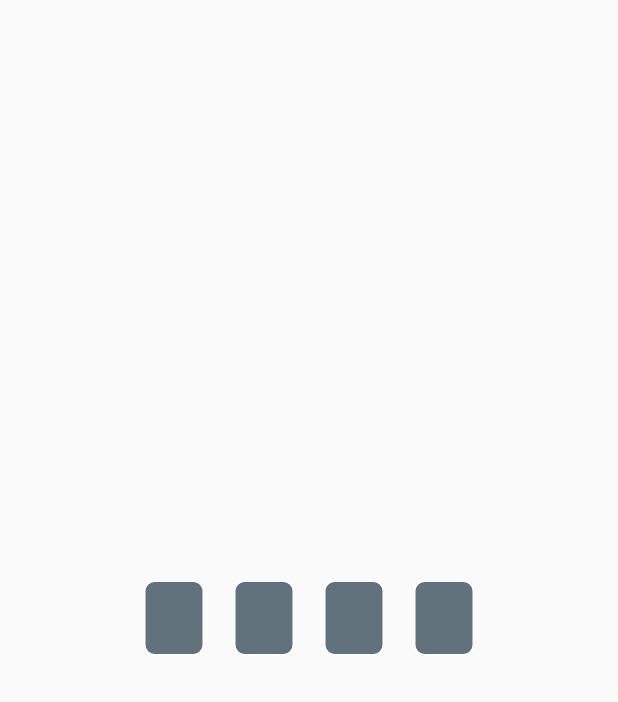
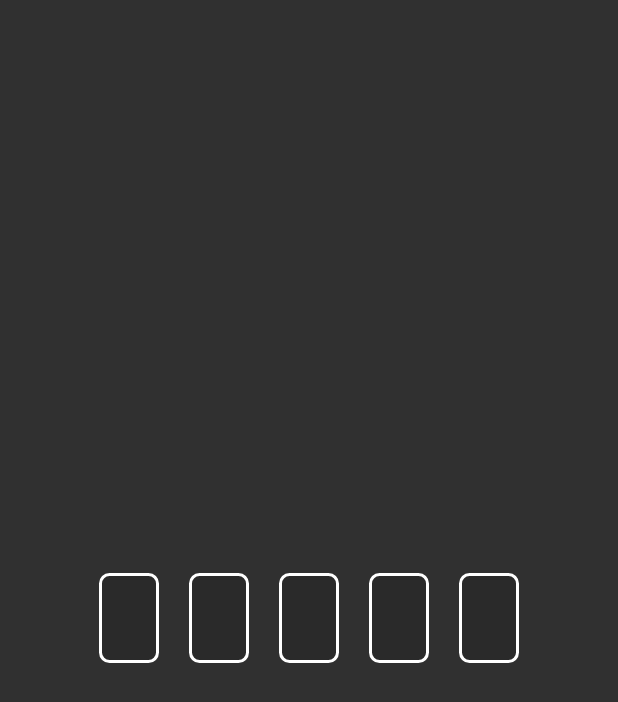
Before and after one commit to aaort/verification_code_field, a Flutter app: the screen it shows after launch, on a phone screen of 412 x 824 dp. Shown: the top 702 px of the screen. Run offline on Flutter 3.47's test engine with Material 2 defaults, Android fonts, the phone set to English and light mode, and no system bars.

Commit message:
Modify example/main.dart

```diff
--- a/example/lib/main.dart
+++ b/example/lib/main.dart
@@ -2,7 +2,10 @@ import 'package:flutter/material.dart';
 import 'package:verification_code_field/verification_code_field.dart';
 
 void main() {
-  runApp(const MaterialApp(home: App()));
+  runApp(MaterialApp(
+    home: const App(),
+    theme: ThemeData.dark(),
+  ));
 }
 
 class App extends StatelessWidget {
@@ -10,11 +13,25 @@ class App extends StatelessWidget {
 
   @override
   Widget build(BuildContext context) {
-    return Scaffold(
-      body: Center(
-        child: VerificationCodeField(
-          length: 4,
-          onSubmit: () => print('Submitted'),
+    return GestureDetector(
+      onTap: FocusScope.of(context).unfocus,
+      child: Scaffold(
+        body: Center(
+          child: Padding(
+            padding: const EdgeInsets.symmetric(horizontal: 15.0),
+            child: VerificationCodeField(
+              length: 5,
+              onSubmit: () => print('Submitted'),
+              cellTheme: CellTheme(
+                borderColor: Colors.white,
+                backgroundColor: Colors.black12,
+                borderWidth: 2,
+                width: 40,
+                height: 60,
+                textStyle: const TextStyle(fontSize: 25.0),
+              ),
+            ),
+          ),
         ),
       ),
     );
```
